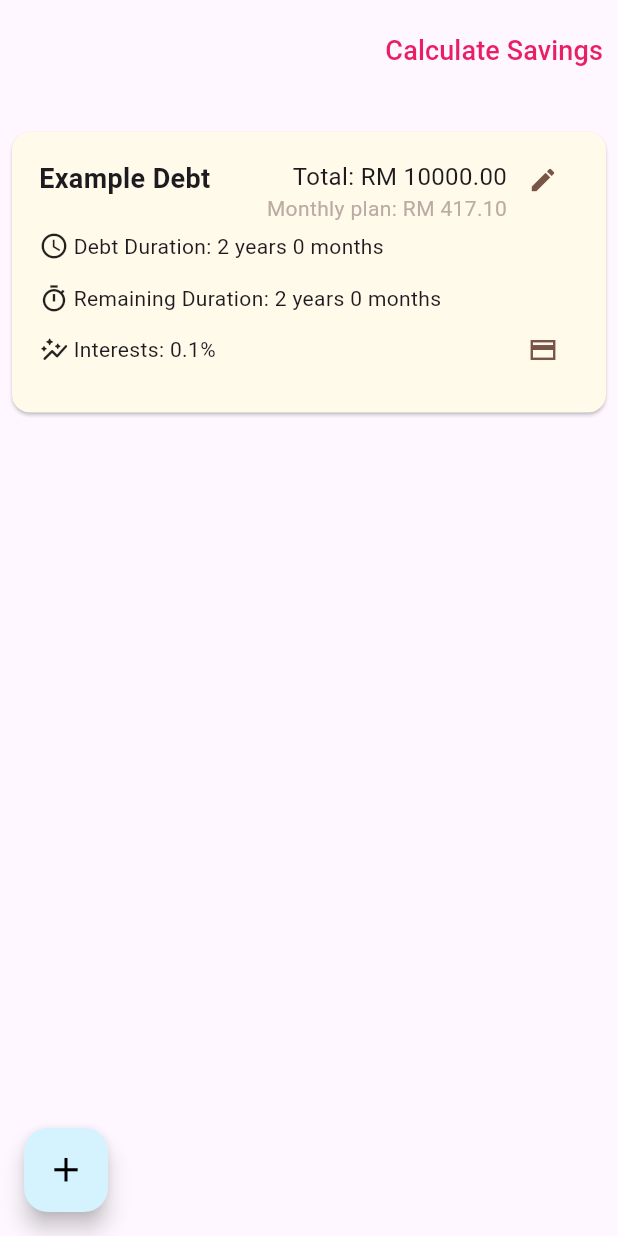
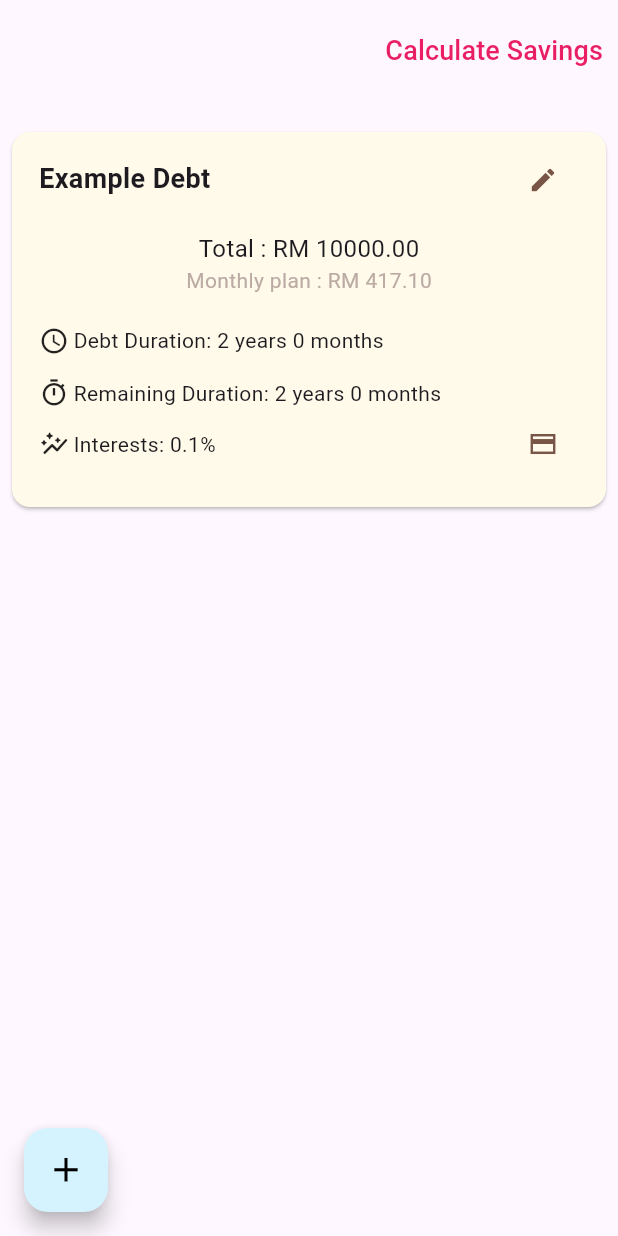
Before and after one commit to yiwan-21/FYP-Financial-app, a Flutter app: the Debt screen opened directly, on a phone screen of 412 x 824 dp. Run offline on Flutter 3.47's test engine with Material 3 defaults, Android fonts, the phone set to English and light mode, and no system bars; drawn by our look-alikes of showcaseview; our stand-ins replace cloud_firestore, convex_bottom_bar, firebase_auth, firebase_core, firebase_messaging, firebase_storage and 3 more; accounts and stored records are empty; network calls fail.

Commit message:
fix overflow in user tour and the card

```diff
--- a/lib/components/debt_card.dart
+++ b/lib/components/debt_card.dart
@@ -66,6 +66,7 @@ class _DebtCardState extends State<DebtCard> {
   int _month = 0;
   int _remainYear = 0;
   int _remainMonth = 0;
+  bool get _isMobile => Constant.isMobile(context);
 
   void calculateDuration() {
     setState(() {
@@ -151,6 +152,7 @@ class _DebtCardState extends State<DebtCard> {
   @override
   Widget build(BuildContext context) {
     calculateDuration();
+
     return Card(
       margin: const EdgeInsets.symmetric(vertical: 10, horizontal: 8),
       color: const Color.fromARGB(255, 255, 250, 234),
@@ -166,9 +168,11 @@ class _DebtCardState extends State<DebtCard> {
                   style: const TextStyle(
                     fontSize: 18,
                     fontWeight: FontWeight.bold,
+                    overflow: TextOverflow.visible,
                   ),
                 ),
                 const Spacer(),
+                if (!_isMobile)
                   Column(
                     crossAxisAlignment: CrossAxisAlignment.end,
                     children: [
@@ -176,6 +180,7 @@ class _DebtCardState extends State<DebtCard> {
                         'Total: RM ${widget.amount.toStringAsFixed(2)}',
                         style: const TextStyle(
                           fontSize: 16,
+                          overflow: TextOverflow.visible,
                         ),
                       ),
                       Text(
@@ -183,6 +188,7 @@ class _DebtCardState extends State<DebtCard> {
                         style: TextStyle(
                           fontSize: 14,
                           color: Colors.brown[200],
+                          overflow: TextOverflow.visible,
                         ),
                       ),
                     ],
@@ -197,6 +203,29 @@ class _DebtCardState extends State<DebtCard> {
                   padding: const EdgeInsets.all(0),
                 ),
               ],
+            ),
+            if (_isMobile)
+              Padding(
+                padding: const EdgeInsets.only(bottom: 20),
+                child: Column(
+                  children: [
+                    Text(
+                      'Total : RM ${widget.amount.toStringAsFixed(2)}',
+                      style: const TextStyle(
+                        fontSize: 16,
+                        overflow: TextOverflow.visible,
+                      ),
+                    ),
+                    Text(
+                      'Monthly plan : RM ${widget.plan.toStringAsFixed(2)}',
+                      style: TextStyle(
+                        fontSize: 14,
+                        color: Colors.brown[200],
+                        overflow: TextOverflow.visible,
+                      ),
+                    ),
+                  ],
+                ),
               ),
             Row(
               mainAxisAlignment: MainAxisAlignment.start,
@@ -223,12 +252,15 @@ class _DebtCardState extends State<DebtCard> {
                 const SizedBox(width: 3),
                 Text('Interests: ${widget.interests}%'),
                 const Spacer(),
-                if ((widget.history.isEmpty || widget.history.last['balance'] >= 0))
+                if ((widget.history.isEmpty ||
+                    widget.history.last['balance'] >= 0))
                   IconButton(
                     iconSize: 20,
                     splashRadius: 10,
-                    onPressed: widget.paid? null: _payDebtDialog,
-                    icon: widget.paid? const Icon(Icons.check_circle_outlined) : const Icon(Icons.payment_sharp),
+                    onPressed: widget.paid ? null : _payDebtDialog,
+                    icon: widget.paid
+                        ? const Icon(Icons.check_circle_outlined)
+                        : const Icon(Icons.payment_sharp),
                     color: Colors.brown,
                     disabledColor: Colors.green,
                     alignment: Alignment.center,
--- a/lib/pages/budgeting.dart
+++ b/lib/pages/budgeting.dart
@@ -210,9 +210,9 @@ class _BudgetingState extends State<Budgeting> {
                   const Spacer(),
                   ShowcaseFrame(
                     showcaseKey: _isMobile? _mobileKeys[0] : _webKeys[0],
-                    title: "Reset Next Starting Date(Resetting Date)",
+                    title: _isMobile? "Reset Next Starting Date\n(Resetting Date)":"Reset Next Starting Date(Resetting Date)",
                     description: "Reset your upcoming starting date here",
-                    width: 400,
+                    width:  _isMobile? 300: 400,
                     height: 100,
                     child: TextButton(
                       onPressed: setResetDate,
--- a/lib/pages/debt.dart
+++ b/lib/pages/debt.dart
@@ -220,7 +220,7 @@ class _DebtState extends State<Debt> {
                     showcaseKey: _isMobile? _mobileKeys[2] : _webKeys[2],
                     title: "Data Created",
                     description: "View your debt detail and debt payment history here",
-                    width: 350,
+                    width: _isMobile? 300 : 350,
                     height: 100,
                     child: ListView.separated(
                       shrinkWrap: true,
--- a/lib/pages/split_money.dart
+++ b/lib/pages/split_money.dart
@@ -149,7 +149,7 @@ class _SplitMoneyState extends State<SplitMoney> {
                             showcaseKey: _topDownAlign? _mobileKeys[1] : _webKeys[1],
                             title: "Data Created",
                             description: "Tap here to view group details and add group expense",
-                            width: 400,
+                            width: _topDownAlign? 300: 400,
                             height: 100,
                             child: ListView(
                               shrinkWrap: true,
```
Lines whose indentation alone changed are shown as unchanged.
